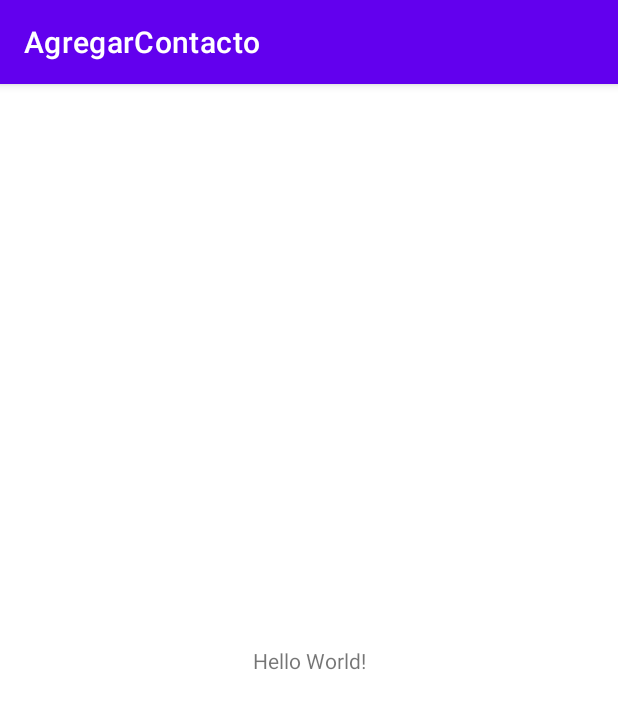
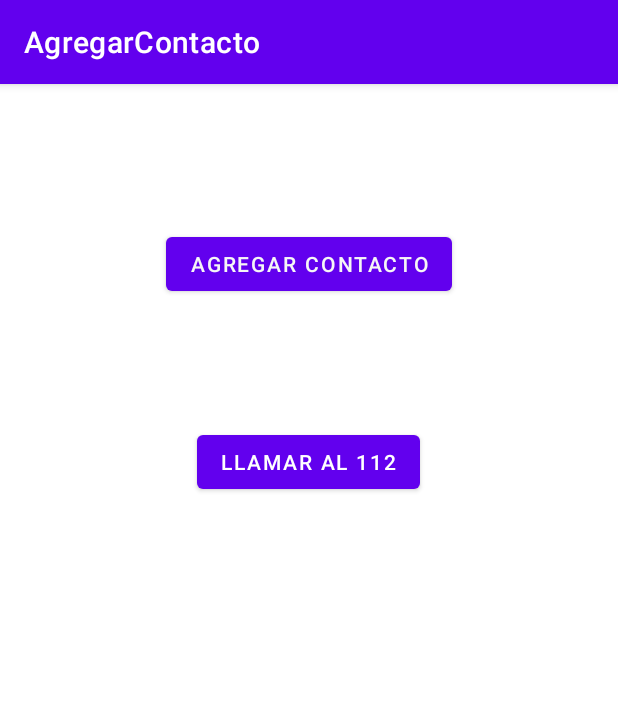
Before and after one commit to fdez2002/AgregarContactos, an Android app: the screen it shows after launch (MainActivity), on a phone screen of 412 x 824 dp. Shown: the top 709 px of the screen. Run offline under Robolectric (Android 15) with nearby library versions, the phone set to English and light mode, and no system bars.

Commit message:
Finalización

```diff
--- a/app/src/main/res/layout/activity_main.xml
+++ b/app/src/main/res/layout/activity_main.xml
@@ -6,13 +6,30 @@
     android:layout_height="match_parent"
     tools:context=".MainActivity">
 
-    <TextView
+    <Button
+        android:id="@+id/button_agregarBoton"
         android:layout_width="wrap_content"
         android:layout_height="wrap_content"
-        android:text="Hello World!"
-        app:layout_constraintBottom_toBottomOf="parent"
+        android:layout_marginTop="96dp"
+        android:onClick="agregarContacto"
+        android:text="@string/boton_agregar"
+        android:textColor="#F6F6F6"
+        android:textColorHint="#FAFFFFFF"
         app:layout_constraintEnd_toEndOf="parent"
         app:layout_constraintStart_toStartOf="parent"
         app:layout_constraintTop_toTopOf="parent" />
 
+    <Button
+        android:id="@+id/button_112"
+        android:layout_width="wrap_content"
+        android:layout_height="wrap_content"
+        android:layout_marginTop="84dp"
+        android:onClick="llamar_112"
+        android:text="@string/boton_112"
+        app:layout_constraintBottom_toBottomOf="parent"
+        app:layout_constraintEnd_toEndOf="parent"
+        app:layout_constraintHorizontal_bias="0.498"
+        app:layout_constraintStart_toStartOf="parent"
+        app:layout_constraintTop_toBottomOf="@+id/button_agregarBoton"
+        app:layout_constraintVertical_bias="0.0" />
 </androidx.constraintlayout.widget.ConstraintLayout>
--- a/app/src/main/res/values/strings.xml
+++ b/app/src/main/res/values/strings.xml
@@ -1,3 +1,12 @@
 <resources>
     <string name="app_name">AgregarContacto</string>
+    <string name="boton_agregar">AGREGAR CONTACTO</string>
+    <string name="boton_112">LLAMAR AL 112</string>
+
+    <string name="tv1">DATOS DEL NUEVO CONTACTO</string>
+    <string name="ed1_nombre">NOMBRE</string>
+    <string name="ed2_correo">CORREO</string>
+    <string name="ed3_numero">NUMERO</string>
+    <string name="button">Insertar contacto</string>
+
 </resources>
```
Also changed, not shown: app/src/main/AndroidManifest.xml (+7 -0 lines), app/src/main/java/com/example/agregarcontacto/AgregarContactos.java (added, +58 -0 lines), app/src/main/java/com/example/agregarcontacto/MainActivity.java (+15 -0 lines), app/src/main/res/layout/activity_agregar_contactos.xml (added, +74 -0 lines).
